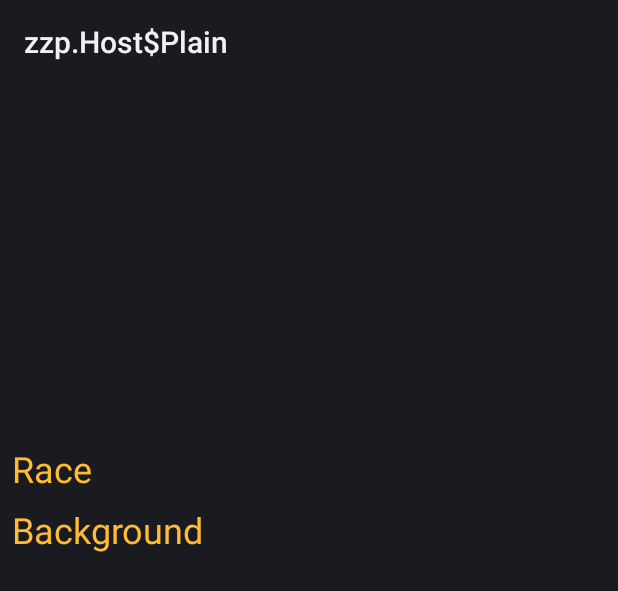
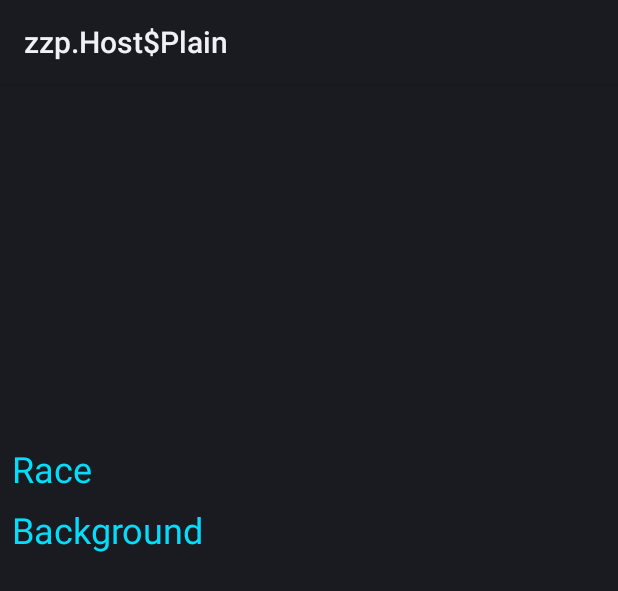
Before and after one commit to perrochon/gb, an Android app: the layout fragment_race.xml on its own in the app's theme, with its tools: preview values and no code run, on a phone screen of 412 x 824 dp. Shown: the top 591 px of the screen. Run offline under Robolectric (Android 15) with nearby library versions, the phone set to English and light mode, and no system bars.

Commit message:
Changing some text colors to blue, see if readbility improves

```diff
--- a/feature/src/main/res/layout/fragment_planet.xml
+++ b/feature/src/main/res/layout/fragment_planet.xml
@@ -19,7 +19,7 @@
     <TextView
             android:layout_width="match_parent"
             android:layout_height="wrap_content" android:id="@+id/PlanetStats"
-            android:textColor="@android:color/holo_orange_light"
+            android:textColor="@android:color/holo_blue_light"
             app:layout_constraintTop_toBottomOf="@+id/PlanetView"
             app:layout_constraintEnd_toEndOf="parent"
             android:layout_marginEnd="8dp"
--- a/feature/src/main/res/layout/fragment_race.xml
+++ b/feature/src/main/res/layout/fragment_race.xml
@@ -18,7 +18,7 @@
             android:layout_marginRight="8dp"/>
     <TextView
             android:id="@+id/RaceStats"
-            android:textColor="@android:color/holo_orange_light"
+            android:textColor="@android:color/holo_blue_bright"
             android:text="Race"
             android:textSize="24sp"
             android:layout_width="wrap_content"
@@ -28,7 +28,7 @@
             app:layout_constraintStart_toStartOf="parent" android:layout_marginLeft="8dp"/>
     <TextView
             android:id="@+id/RaceBackground"
-            android:textColor="@android:color/holo_orange_light"
+            android:textColor="@android:color/holo_blue_bright"
             android:text="Background"
             android:layout_width="0dp"
             android:layout_height="wrap_content"
```
